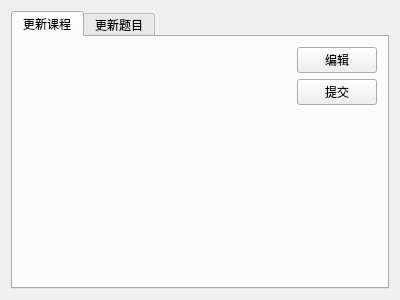
This is ui/updatepage.ui in azh-1415926/POCAssistant as Qt 5 draws it before an edit. The edited form follows.
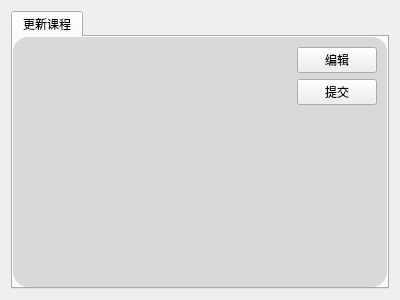
This is the edited form. Custom widgets are drawn as their Qt base class.

What changed in the file:
```diff
--- a/ui/updatepage.ui
+++ b/ui/updatepage.ui
@@ -16,6 +16,13 @@
   <layout class="QVBoxLayout" name="verticalLayout">
    <item>
     <widget class="QTabWidget" name="allWidgets">
+     <property name="styleSheet">
+      <string notr="true">QWidget#updateCourse
+{
+	background-color: rgba(64, 81, 78,50);
+	border-radius: 15px;
+}</string>
+     </property>
      <property name="currentIndex">
       <number>0</number>
      </property>
@@ -61,11 +68,6 @@
        </item>
       </layout>
      </widget>
-     <widget class="QWidget" name="updateQuiz">
-      <attribute name="title">
-       <string>更新题目</string>
-      </attribute>
-     </widget>
     </widget>
    </item>
   </layout>
```
